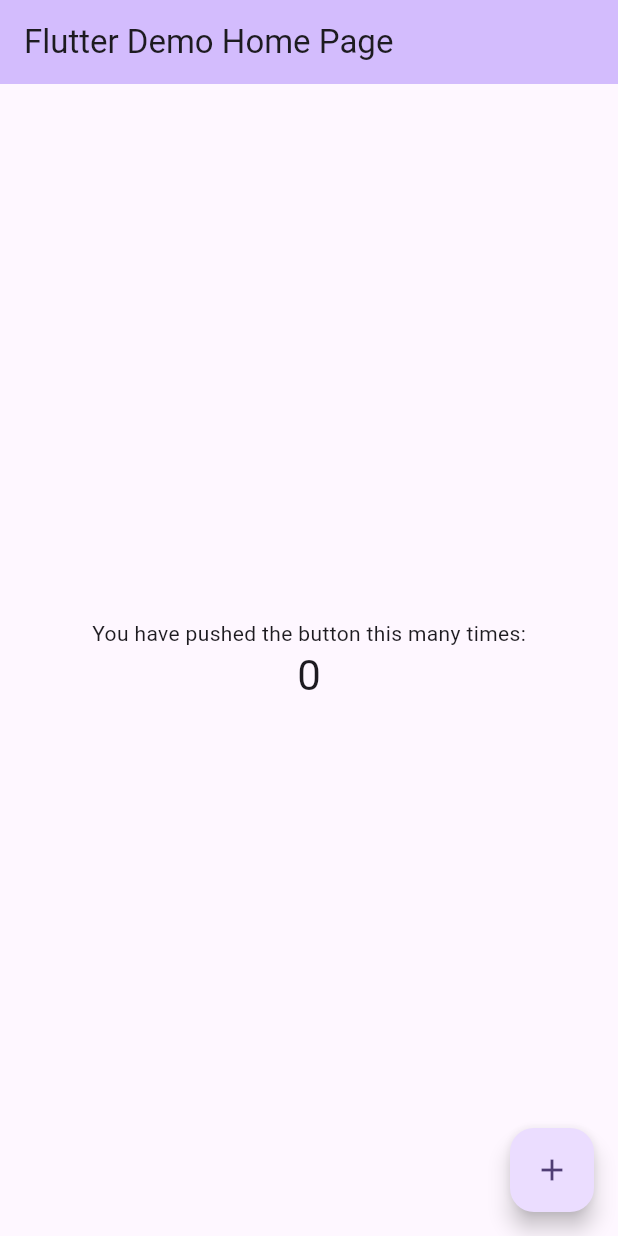
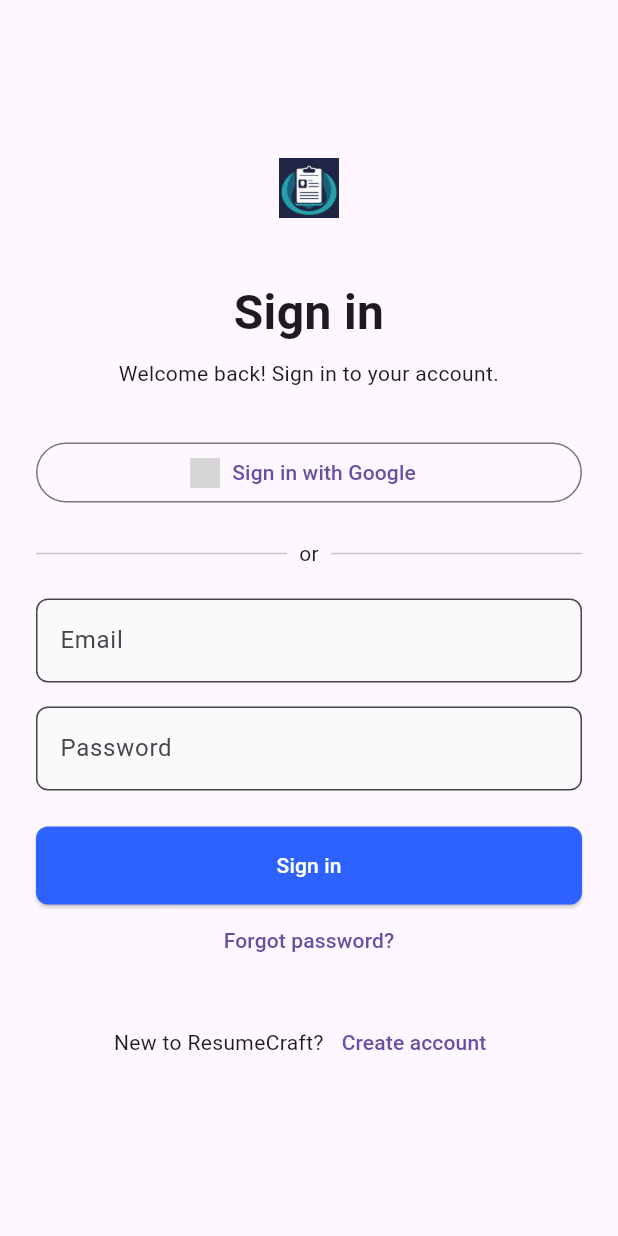
Before and after one commit to Kamiza-Allan/ResumeCraft, a Flutter app: the screen it shows after launch, on a phone screen of 412 x 824 dp. Run offline on Flutter 3.47's test engine with Material 3 defaults, Android fonts, the phone set to English and light mode, and no system bars; our stand-ins replace flutter_secure_storage; grey boxes are pictures that could not be loaded.

Commit message:
Login, Create Account, Dashboard Styling &Theme Configuration

```diff
--- a/frontend/lib/main.dart
+++ b/frontend/lib/main.dart
@@ -1,122 +1,35 @@
 import 'package:flutter/material.dart';
+import 'screens/login_screen.dart';
 
 void main() {
-  runApp(const MyApp());
+  runApp(const ResumeCraftApp());
 }
 
-class MyApp extends StatelessWidget {
-  const MyApp({super.key});
+class ResumeCraftApp extends StatelessWidget {
+  const ResumeCraftApp({super.key});
 
-  // This widget is the root of your application.
   @override
   Widget build(BuildContext context) {
     return MaterialApp(
-      title: 'Flutter Demo',
+      title: 'ResumeCraft',
       theme: ThemeData(
-        // This is the theme of your application.
-        //
-        // TRY THIS: Try running your application with "flutter run". You'll see
-        // the application has a purple toolbar. Then, without quitting the app,
-        // try changing the seedColor in the colorScheme below to Colors.green
-        // and then invoke "hot reload" (save your changes or press the "hot
-        // reload" button in a Flutter-supported IDE, or press "r" if you used
-        // the command line to start the app).
-        //
-        // Notice that the counter didn't reset back to zero; the application
-        // state is not lost during the reload. To reset the state, use hot
-        // restart instead.
-        //
-        // This works for code too, not just values: Most code changes can be
-        // tested with just a hot reload.
-        colorScheme: .fromSeed(seedColor: Colors.deepPurple),
+        primarySwatch: Colors.blue,
+        // The signature blue from your UI
+        primaryColor: const Color(0xFF2D62FF),
+        elevatedButtonTheme: ElevatedButtonThemeData(
+          style: ElevatedButton.styleFrom(
+            backgroundColor: const Color(0xFF2D62FF),
+            shape: RoundedRectangleBorder(borderRadius: BorderRadius.circular(8)),
+            padding: const EdgeInsets.symmetric(vertical: 16),
+          ),
+        ),
+        inputDecorationTheme: InputDecorationTheme(
+          border: OutlineInputBorder(borderRadius: BorderRadius.circular(8)),
+          filled: true,
+          fillColor: Colors.grey[50],
+        ),
       ),
-      home: const MyHomePage(title: 'Flutter Demo Home Page'),
+      home: const LoginScreen(), // We'll build this next
     );
   }
 }
-
-class MyHomePage extends StatefulWidget {
-  const MyHomePage({super.key, required this.title});
-
-  // This widget is the home page of your application. It is stateful, meaning
-  // that it has a State object (defined below) that contains fields that affect
-  // how it looks.
-
-  // This class is the configuration for the state. It holds the values (in this
-  // case the title) provided by the parent (in this case the App widget) and
-  // used by the build method of the State. Fields in a Widget subclass are
-  // always marked "final".
-
-  final String title;
-
-  @override
-  State<MyHomePage> createState() => _MyHomePageState();
-}
-
-class _MyHomePageState extends State<MyHomePage> {
-  int _counter = 0;
-
-  void _incrementCounter() {
-    setState(() {
-      // This call to setState tells the Flutter framework that something has
-      // changed in this State, which causes it to rerun the build method below
-      // so that the display can reflect the updated values. If we changed
-      // _counter without calling setState(), then the build method would not be
-      // called again, and so nothing would appear to happen.
-      _counter++;
-    });
-  }
-
-  @override
-  Widget build(BuildContext context) {
-    // This method is rerun every time setState is called, for instance as done
-    // by the _incrementCounter method above.
-    //
-    // The Flutter framework has been optimized to make rerunning build methods
-    // fast, so that you can just rebuild anything that needs updating rather
-    // than having to individually change instances of widgets.
-    return Scaffold(
-      appBar: AppBar(
-        // TRY THIS: Try changing the color here to a specific color (to
-        // Colors.amber, perhaps?) and trigger a hot reload to see the AppBar
-        // change color while the other colors stay the same.
-        backgroundColor: Theme.of(context).colorScheme.inversePrimary,
-        // Here we take the value from the MyHomePage object that was created by
-        // the App.build method, and use it to set our appbar title.
-        title: Text(widget.title),
-      ),
-      body: Center(
-        // Center is a layout widget. It takes a single child and positions it
-        // in the middle of the parent.
-        child: Column(
-          // Column is also a layout widget. It takes a list of children and
-          // arranges them vertically. By default, it sizes itself to fit its
-          // children horizontally, and tries to be as tall as its parent.
-          //
-          // Column has various properties to control how it sizes itself and
-          // how it positions its children. Here we use mainAxisAlignment to
-          // center the children vertically; the main axis here is the vertical
-          // axis because Columns are vertical (the cross axis would be
-          // horizontal).
-          //
-          // TRY THIS: Invoke "debug painting" (choose the "Toggle Debug Paint"
-          // action in the IDE, or press "p" in the console), to see the
-          // wireframe for each widget.
-          mainAxisAlignment: .center,
-          children: [
-            const Text('You have pushed the button this many times:'),
-            Text(
-              '$_counter',
-              style: Theme.of(context).textTheme.headlineMedium,
-            ),
-          ],
-        ),
-      ),
-      floatingActionButton: FloatingActionButton(
-        onPressed: _incrementCounter,
-        tooltip: 'Increment',
-        child: const Icon(Icons.add),
-      ),
-    );
-  }
-}
--- /dev/null
+++ b/frontend/lib/screens/login_screen.dart
@@ -0,0 +1,58 @@
+import 'package:flutter/material.dart';
+
+class LoginScreen extends StatelessWidget {
+  const LoginScreen({super.key});
+
+  @override
+  Widget build(BuildContext context) {
+    return Scaffold(
+      body: Padding(
+        padding: const EdgeInsets.all(24.0),
+        child: Column(
+          mainAxisAlignment: MainAxisAlignment.center,
+          crossAxisAlignment: CrossAxisAlignment.stretch,
+          children: [
+            // Logo from your design
+            Image.asset('assets/logo.jpg', height: 40),
+            const SizedBox(height: 40),
+            const Text("Sign in", style: TextStyle(fontSize: 32, fontWeight: FontWeight.bold), textAlign: TextAlign.center),
+            const SizedBox(height: 8),
+            const Text("Welcome back! Sign in to your account.", textAlign: TextAlign.center),
+            const SizedBox(height: 32),
+
+            // Google Sign-in Button
+            OutlinedButton.icon(
+              onPressed: () {},
+              icon: Image.asset('assets/google_logo.png', height: 20),
+              label: const Text("Sign in with Google"),
+            ),
+
+            const SizedBox(height: 20),
+            const Row(children: [Expanded(child: Divider()), Padding(padding: EdgeInsets.symmetric(horizontal: 8), child: Text("or")), Expanded(child: Divider())]),
+            const SizedBox(height: 20),
+
+            const TextField(decoration: InputDecoration(labelText: 'Email')),
+            const SizedBox(height: 16),
+            const TextField(obscureText: true, decoration: InputDecoration(labelText: 'Password', suffixText: 'Show')),
+            const SizedBox(height: 24),
+
+            ElevatedButton(
+              onPressed: () { /* Call AuthService.login */ },
+              child: const Text("Sign in", style: TextStyle(color: Colors.white)),
+            ),
+
+            TextButton(onPressed: () {}, child: const Text("Forgot password?")),
+            const SizedBox(height: 20),
+            Row(
+              mainAxisAlignment: MainAxisAlignment.center,
+              children: [
+                const Text("New to ResumeCraft?"),
+                TextButton(onPressed: () {}, child: const Text("Create account")),
+              ],
+            ),
+          ],
+        ),
+      ),
+    );
+  }
+}
--- /dev/null
+++ b/frontend/lib/services/auth_service.dart
@@ -0,0 +1,26 @@
+import 'dart:convert';
+import 'package:http/http.dart' as http;
+import 'package:flutter_secure_storage/flutter_secure_storage.dart';
+
+class AuthService {
+  final String _baseUrl = "http://10.0.2.2:8000/api";
+  final _storage = const FlutterSecureStorage();
+
+  // Matches your POST /api/token/ backend endpoint
+  Future<bool> login(String username, String password) async {
+    final response = await http.post(
+      Uri.parse('$_baseUrl/token/'),
+      headers: {'Content-Type': 'application/json'},
+      body: jsonEncode({'username': username, 'password': password}),
+    );
+
+    if (response.statusCode == 200) {
+      final data = jsonDecode(response.body);
+      // Store the Digital Passport securely
+      await _storage.write(key: 'access_token', value: data['access']);
+      await _storage.write(key: 'refresh_token', value: data['refresh']);
+      return true;
+    }
+    return false;
+  }
+}
--- a/frontend/pubspec.yaml
+++ b/frontend/pubspec.yaml
@@ -57,7 +57,8 @@ dev_dependencies:
 
 # The following section is specific to Flutter packages.
 flutter:
-
+  assets:
+    - assets/
   # The following line ensures that the Material Icons font is
   # included with your application, so that you can use the icons in
   # the material Icons class.
```
Also changed, not shown: frontend/lib/screens/dashboard_screen.dart (added, +98 -0 lines), frontend/lib/screens/register_screen.dart (added, +73 -0 lines), frontend/assets/logo.jpg (added), frontend/assets/logo.svg (added).
